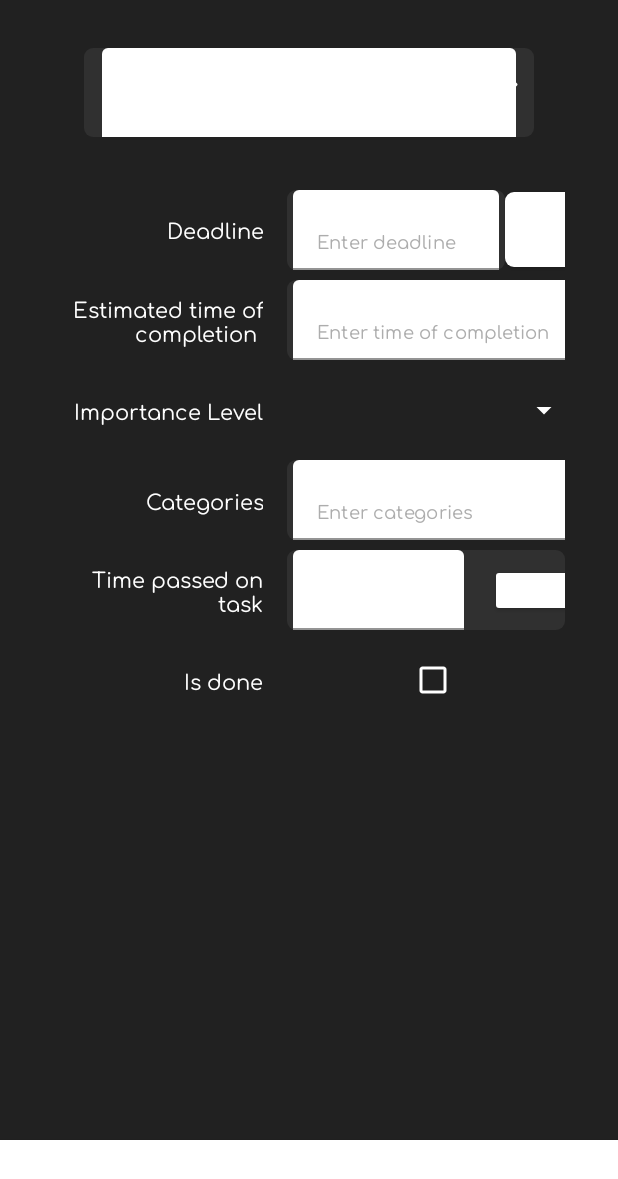
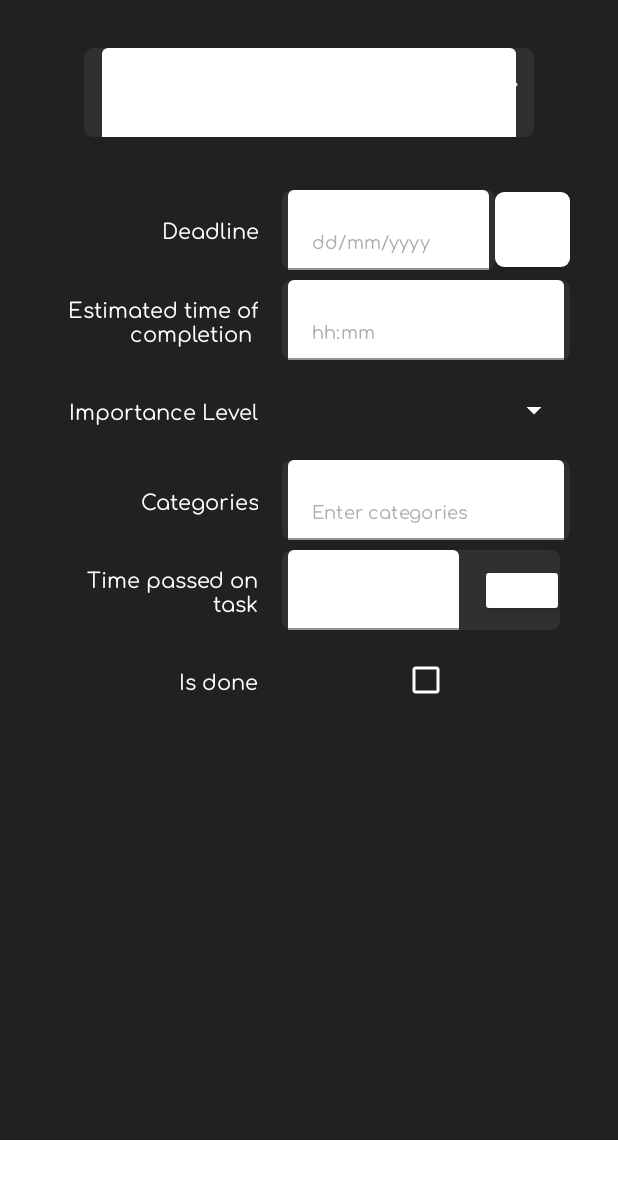
Before and after one commit to mdechdee/CS350_Start-It, an Android app: the layout fragment_add_item.xml on its own in the app's theme, with its tools: preview values and no code run, on a phone screen of 412 x 824 dp. Shown: the top 1179 px of the screen. Run offline under Robolectric (Android 15) with nearby library versions, the phone set to English and light mode, and no system bars.

Commit message:
fix some ui bugs

```diff
--- a/app/src/main/res/layout/custom_chip.xml
+++ b/app/src/main/res/layout/custom_chip.xml
@@ -1,5 +1,7 @@
 <?xml version="1.0" encoding="utf-8"?>
 <com.google.android.material.chip.Chip xmlns:android="http://schemas.android.com/apk/res/android"
+    android:layout_width="wrap_content"
+    android:layout_height="wrap_content"
     style="@style/Widget.MaterialComponents.Chip.Entry">
 
 </com.google.android.material.chip.Chip>
--- a/app/src/main/res/layout/fragment_add_item.xml
+++ b/app/src/main/res/layout/fragment_add_item.xml
@@ -1,4 +1,5 @@
 <?xml version="1.0" encoding="utf-8"?>
+
 <androidx.constraintlayout.widget.ConstraintLayout xmlns:android="http://schemas.android.com/apk/res/android"
     xmlns:app="http://schemas.android.com/apk/res-auto"
     xmlns:tools="http://schemas.android.com/tools"
@@ -69,7 +70,7 @@
     </androidx.constraintlayout.widget.ConstraintLayout>
 
     <TableLayout
-        android:layout_width="341dp"
+        android:layout_width="0dp"
         android:layout_height="0dp"
         android:layout_marginStart="32dp"
         android:layout_marginTop="32dp"
@@ -123,7 +124,7 @@
                         android:layout_height="wrap_content"
                         android:layout_weight="1"
                         android:backgroundTint="@color/colorPrimaryWhite"
-                        android:hint="Enter deadline"
+                        android:hint="dd/mm/yyyy"
                         android:inputType="date|datetime"
                         android:singleLine="true"
                         android:textColor="@color/colorPrimaryWhite"
@@ -134,6 +135,7 @@
                 </com.google.android.material.textfield.TextInputLayout>
 
                 <Button
+                    android:id="@+id/datePickerButton"
                     android:layout_width="50dp"
                     android:layout_height="50dp"
                     android:layout_gravity="center"
@@ -191,7 +193,7 @@
                         android:layout_height="wrap_content"
                         android:layout_weight="1"
                         android:backgroundTint="@color/colorPrimaryWhite"
-                        android:hint="Enter time of completion"
+                        android:hint="hh:mm"
                         android:inputType="time"
                         android:singleLine="true"
                         android:textColor="@color/colorPrimaryWhite"
```
Also changed, not shown: app/src/main/java/com/example/startit/AddItemFragment.java (+32 -2 lines).
